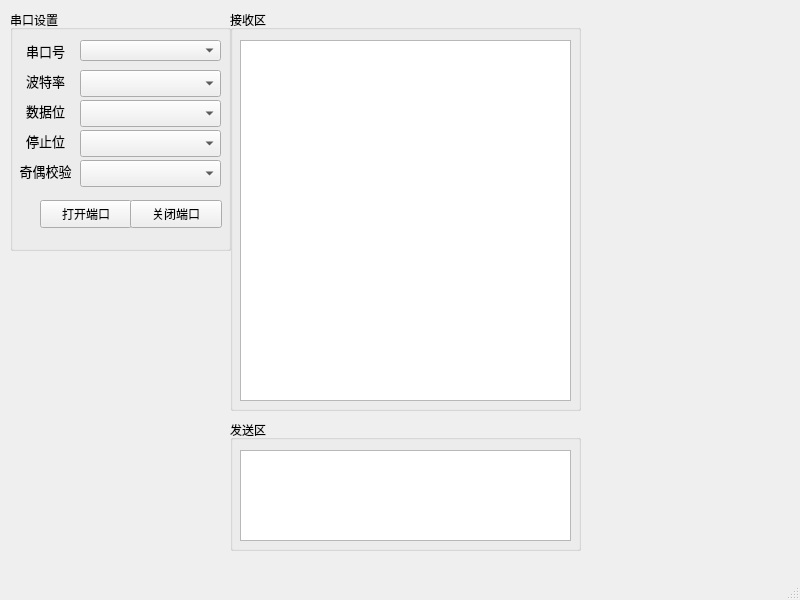
The window that src/lscom/lscom.ui (HBolck/lscom) describes before a commit, drawn with Qt 5.
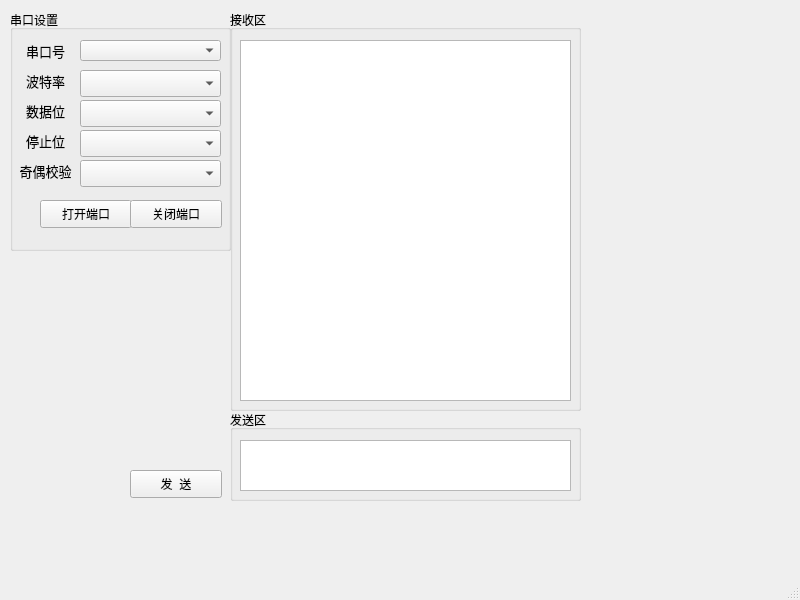
The same window after the commit.

The edit to the form file:
```diff
--- a/src/lscom/lscom.ui
+++ b/src/lscom/lscom.ui
@@ -244,9 +244,9 @@
     <property name="geometry">
      <rect>
       <x>230</x>
-      <y>420</y>
+      <y>410</y>
       <width>351</width>
-      <height>131</height>
+      <height>91</height>
      </rect>
     </property>
     <property name="title">
@@ -258,11 +258,24 @@
        <x>10</x>
        <y>30</y>
        <width>331</width>
-       <height>91</height>
+       <height>51</height>
       </rect>
      </property>
     </widget>
    </widget>
+   <widget class="QPushButton" name="btu_send_data">
+    <property name="geometry">
+     <rect>
+      <x>130</x>
+      <y>470</y>
+      <width>92</width>
+      <height>28</height>
+     </rect>
+    </property>
+    <property name="text">
+     <string>发  送</string>
+    </property>
+   </widget>
   </widget>
   <widget class="QMenuBar" name="menubar">
    <property name="geometry">
```
Left out of the diff: 4 changed lines with no effect on the pictures.
